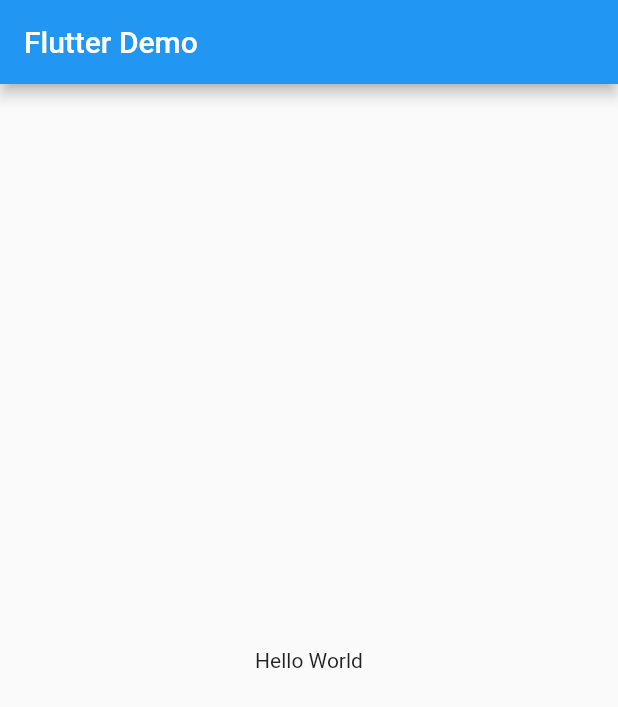
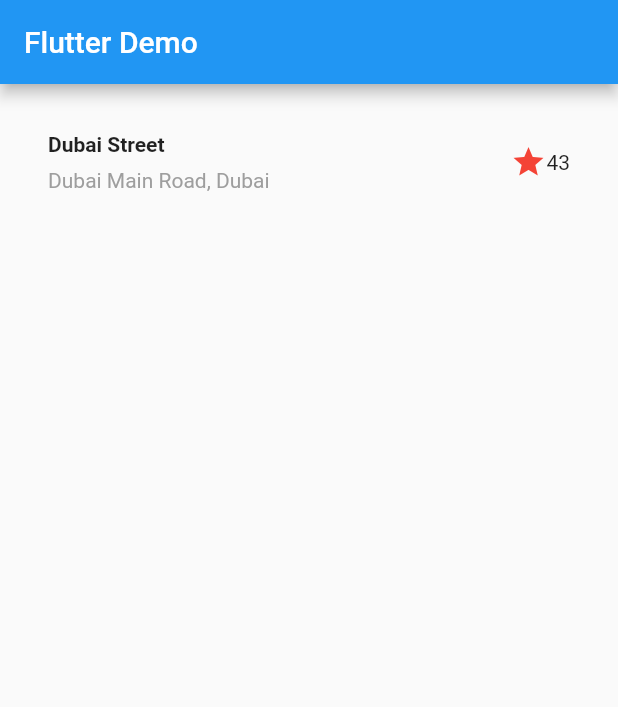
Before and after one commit to Minato3000/application_layout, a Flutter app: the screen it shows after launch, on a phone screen of 412 x 824 dp. Shown: the top 707 px of the screen. Run offline on Flutter 3.47's test engine with Material 2 defaults, Android fonts, the phone set to English and light mode, and no system bars.

Commit message:
Title Section

```diff
--- a/lib/main.dart
+++ b/lib/main.dart
@@ -1,6 +1,40 @@
 import 'package:flutter/material.dart';
 
 void main() => runApp(const MyApp());
+
+Widget titleSection = Container(
+    padding: const EdgeInsets.all(32),
+    child: Row(
+      children: [
+        Expanded(
+          child: Column(
+            crossAxisAlignment: CrossAxisAlignment.start,
+            children: [
+              Container(
+                padding: const EdgeInsets.only(bottom: 8),
+                child: const Text(
+                  'Dubai Street',
+                  style: TextStyle(
+                    fontWeight: FontWeight.bold,
+                  ),
+                ),
+              ),
+              Text(
+                'Dubai Main Road, Dubai',
+                style: TextStyle(
+                  color: Colors.grey[500],
+                ),
+              ),
+            ],
+          ),
+        ),
+        Icon(
+          Icons.star,
+          color: Colors.red[500],
+        ),
+        const Text('43')
+      ],
+    ));
 
 class MyApp extends StatelessWidget {
   const MyApp({super.key});
@@ -13,8 +47,8 @@ class MyApp extends StatelessWidget {
         appBar: AppBar(
           title: const Text('Flutter Demo'),
         ),
-        body: const Center(
-          child: Text('Hello World'),
+        body: Column(
+          children: [titleSection],
         ),
       ),
     );
```
